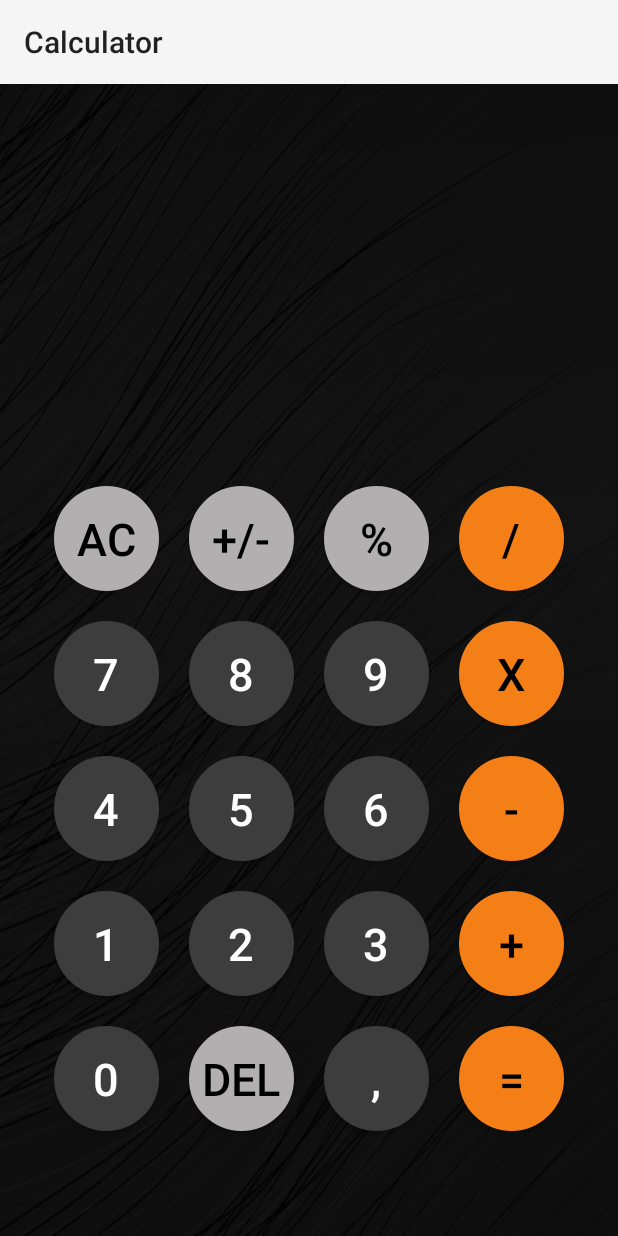
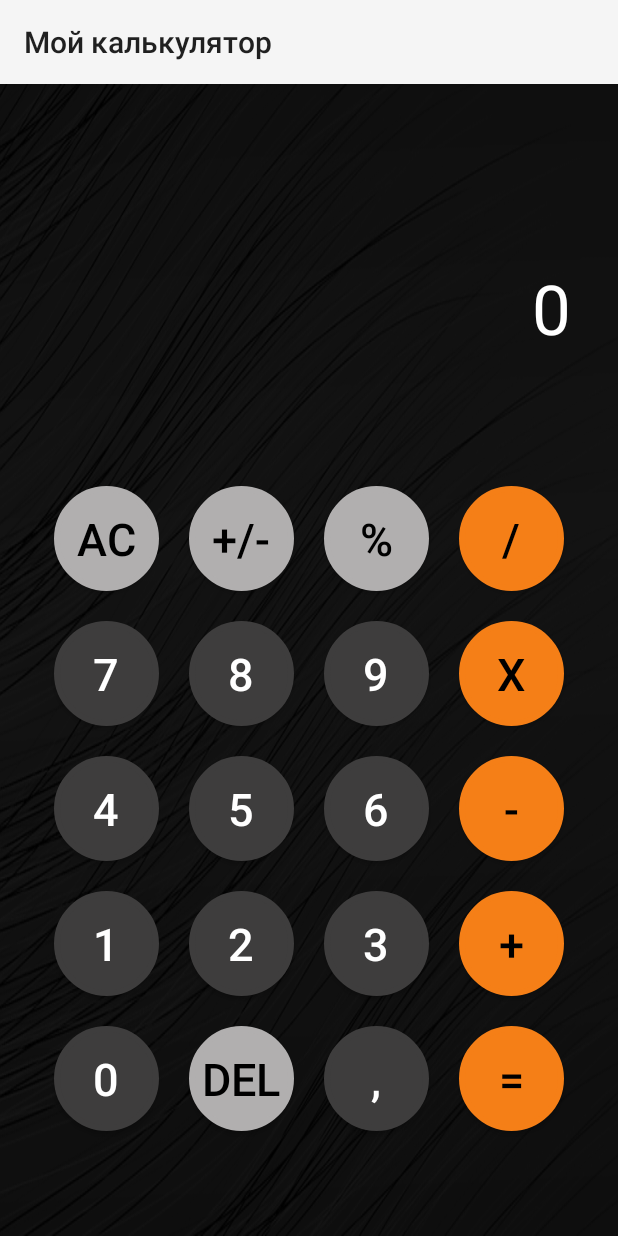
Before and after one commit to KGregoriy/Android, an Android app: the screen it shows after launch (MainActivity), on a phone screen of 412 x 824 dp. Run offline under Robolectric (Android 15) with nearby library versions, the phone set to English and light mode, and no system bars.

Commit message:
Добавил text view для вывода результата. Добавил строки в ресурсы

```diff
--- a/Project Calculator/app/src/main/res/layout/activity_main.xml
+++ b/Project Calculator/app/src/main/res/layout/activity_main.xml
@@ -17,7 +17,7 @@
         android:layout_marginBottom="10dp"
         android:background="@drawable/button_oval"
         android:textColor="@color/white"
-        android:text="@string/_9"
+        android:text="@string/_Button9"
         android:textColorHighlight="@color/white"
         app:layout_constraintBottom_toTopOf="@+id/button_6"
         app:layout_constraintEnd_toStartOf="@+id/button_mul"
@@ -32,7 +32,7 @@
         android:layout_marginEnd="50dp"
         android:layout_marginBottom="10dp"
         android:background="@drawable/button_oval_orange"
-        android:text="/"
+        android:text="@string/_ButtonDiv"
         android:textColor="@color/black"
         app:layout_constraintBottom_toTopOf="@+id/button_mul"
         app:layout_constraintEnd_toEndOf="parent"
@@ -47,7 +47,7 @@
         android:layout_marginEnd="10dp"
         android:layout_marginBottom="10dp"
         android:background="@drawable/button_oval"
-        android:text="4"
+        android:text="@string/_Button4"
         android:textColor="@color/white"
         app:layout_constraintBottom_toTopOf="@+id/button_1"
         app:layout_constraintEnd_toStartOf="@+id/button_5"
@@ -62,7 +62,7 @@
         android:layout_marginEnd="10dp"
         android:layout_marginBottom="10dp"
         android:background="@drawable/button_oval"
-        android:text="5"
+        android:text="@string/_Button5"
         android:textColor="@color/white"
         app:layout_constraintBottom_toTopOf="@+id/button_2"
         app:layout_constraintEnd_toStartOf="@+id/button_6"
@@ -77,7 +77,7 @@
         android:layout_marginEnd="10dp"
         android:layout_marginBottom="10dp"
         android:background="@drawable/button_oval"
-        android:text="2"
+        android:text="@string/_Button2"
         android:textColor="@color/white"
         app:layout_constraintBottom_toTopOf="@+id/button19"
         app:layout_constraintEnd_toStartOf="@+id/button_3"
@@ -92,7 +92,7 @@
         android:layout_marginEnd="10dp"
         android:layout_marginBottom="10dp"
         android:background="@drawable/button_oval_grey"
-        android:text="%"
+        android:text="@string/_ButtonPercent"
         android:textColor="@color/black"
         app:layout_constraintBottom_toTopOf="@+id/button_9"
         app:layout_constraintEnd_toStartOf="@+id/button_div"
@@ -108,7 +108,7 @@
         android:layout_marginBottom="10dp"
         android:layout_weight="1"
         android:background="@drawable/button_oval_grey"
-        android:text="AC"
+        android:text="@string/_ButtonAC"
         android:textColor="@color/black"
         app:layout_constraintBottom_toTopOf="@+id/button_7"
         app:layout_constraintEnd_toStartOf="@+id/button_plus_minus"
@@ -123,7 +123,7 @@
         android:layout_marginEnd="50dp"
         android:layout_marginBottom="10dp"
         android:background="@drawable/button_oval_orange"
-        android:text="x"
+        android:text="@string/_ButtonX"
         android:textColor="@color/black"
         app:layout_constraintBottom_toTopOf="@+id/button_minus"
         app:layout_constraintEnd_toEndOf="parent"
@@ -138,7 +138,7 @@
         android:layout_marginEnd="10dp"
         android:layout_marginBottom="10dp"
         android:background="@drawable/button_oval"
-        android:text="7"
+        android:text="@string/_Button7"
         android:textColor="@color/white"
         app:layout_constraintBottom_toTopOf="@+id/button_4"
         app:layout_constraintEnd_toStartOf="@+id/button_8"
@@ -153,7 +153,7 @@
         android:layout_marginEnd="10dp"
         android:layout_marginBottom="100dp"
         android:background="@drawable/button_oval"
-        android:text="0"
+        android:text="@string/_Button0"
         android:textColor="@color/white"
         app:layout_constraintBottom_toBottomOf="parent"
         app:layout_constraintEnd_toStartOf="@+id/button19"
@@ -168,7 +168,7 @@
         android:layout_marginEnd="10dp"
         android:layout_marginBottom="10dp"
         android:background="@drawable/button_oval"
-        android:text="3"
+        android:text="@string/_Button3"
         android:textColor="@color/white"
         app:layout_constraintBottom_toTopOf="@+id/button_dot"
         app:layout_constraintEnd_toStartOf="@+id/button_plus"
@@ -183,7 +183,7 @@
         android:layout_marginEnd="10dp"
         android:layout_marginBottom="10dp"
         android:background="@drawable/button_oval_grey"
-        android:text="+/-"
+        android:text="@string/_ButtonPlusMinus"
         android:textColor="@color/black"
         app:layout_constraintBottom_toTopOf="@+id/button_8"
         app:layout_constraintEnd_toStartOf="@+id/button_percent"
@@ -198,7 +198,7 @@
         android:layout_marginEnd="10dp"
         android:layout_marginBottom="100dp"
         android:background="@drawable/button_oval"
-        android:text=","
+        android:text="@string/_ButtonDot"
         android:textColor="@color/white"
         app:layout_constraintBottom_toBottomOf="parent"
         app:layout_constraintEnd_toStartOf="@+id/button_equally"
@@ -213,7 +213,7 @@
         android:layout_marginEnd="10dp"
         android:layout_marginBottom="10dp"
         android:background="@drawable/button_oval"
-        android:text="8"
+        android:text="@string/_Button8"
         android:textColor="@color/white"
         app:layout_constraintBottom_toTopOf="@+id/button_5"
         app:layout_constraintEnd_toStartOf="@+id/button_9"
@@ -228,7 +228,7 @@
         android:layout_marginEnd="50dp"
         android:layout_marginBottom="10dp"
         android:background="@drawable/button_oval_orange"
-        android:text="-"
+        android:text="@string/_ButtonMinus"
         android:textColor="@color/black"
         app:layout_constraintBottom_toTopOf="@+id/button_plus"
         app:layout_constraintEnd_toEndOf="parent"
@@ -243,7 +243,7 @@
         android:layout_marginEnd="10dp"
         android:layout_marginBottom="100dp"
         android:background="@drawable/button_oval_grey"
-        android:text="Del"
+        android:text="@string/_ButtoDdel"
         android:textColor="@color/black"
         app:layout_constraintBottom_toBottomOf="parent"
         app:layout_constraintEnd_toStartOf="@+id/button_dot"
@@ -258,7 +258,7 @@
         android:layout_marginEnd="50dp"
         android:layout_marginBottom="10dp"
         android:background="@drawable/button_oval_orange"
-        android:text="+"
+        android:text="@string/_ButtonPlus"
         android:textColor="@color/black"
         app:layout_constraintBottom_toTopOf="@+id/button_equally"
         app:layout_constraintEnd_toEndOf="parent"
@@ -273,7 +273,7 @@
         android:layout_marginEnd="50dp"
         android:layout_marginBottom="100dp"
         android:background="@drawable/button_oval_orange"
-        android:text="="
+        android:text="@string/_ButtonEqualls"
         android:textColor="@color/black"
         app:layout_constraintBottom_toBottomOf="parent"
         app:layout_constraintEnd_toEndOf="parent"
@@ -288,7 +288,7 @@
         android:layout_marginEnd="10dp"
         android:layout_marginBottom="10dp"
         android:background="@drawable/button_oval"
-        android:text="6"
+        android:text="@string/_Button6"
         android:textColor="@color/white"
         app:layout_constraintBottom_toTopOf="@+id/button_3"
         app:layout_constraintEnd_toStartOf="@+id/button_minus"
@@ -303,11 +303,28 @@
         android:layout_marginEnd="10dp"
         android:layout_marginBottom="10dp"
         android:background="@drawable/button_oval"
-        android:text="1"
+        android:text="@string/_Button1"
         android:textColor="@color/white"
         app:layout_constraintBottom_toTopOf="@+id/button_0"
         app:layout_constraintEnd_toStartOf="@+id/button_2"
         app:layout_constraintStart_toStartOf="parent"
         app:layout_constraintTop_toBottomOf="@+id/button_4" />
 
+    <TextView
+        android:id="@+id/textView"
+        android:layout_width="349dp"
+        android:layout_height="116dp"
+        android:layout_marginStart="50dp"
+        android:layout_marginTop="80dp"
+        android:layout_marginEnd="50dp"
+        android:layout_marginBottom="550dp"
+        android:gravity="end|center"
+        android:textSize="46dp"
+        android:textColor="@color/white"
+        android:text="@string/_rezult"
+        app:layout_constraintBottom_toBottomOf="parent"
+        app:layout_constraintEnd_toEndOf="parent"
+        app:layout_constraintStart_toStartOf="parent"
+        app:layout_constraintTop_toTopOf="parent" />
+
 </androidx.constraintlayout.widget.ConstraintLayout>
--- a/Project Calculator/app/src/main/res/values/strings.xml
+++ b/Project Calculator/app/src/main/res/values/strings.xml
@@ -1,4 +1,24 @@
 <resources>
-    <string name="app_name">Calculator</string>
-    <string name="_9">9</string>
+    <string name="app_name">Мой калькулятор</string>
+    <string name="_rezult">0</string>
+    <string name="_Button1">1</string>
+    <string name="_Button6">6</string>
+    <string name="_ButtonEqualls">=</string>
+    <string name="_ButtonPlus">+</string>
+    <string name="_ButtoDdel">Del</string>
+    <string name="_ButtonMinus">-</string>
+    <string name="_Button8">8</string>
+    <string name="_ButtonDot">,</string>
+    <string name="_ButtonPlusMinus">+/-</string>
+    <string name="_Button3">3</string>
+    <string name="_Button0">0</string>
+    <string name="_Button7">7</string>
+    <string name="_ButtonX">x</string>
+    <string name="_ButtonAC">AC</string>
+    <string name="_ButtonPercent">%</string>
+    <string name="_Button2">2</string>
+    <string name="_Button5">5</string>
+    <string name="_Button4">4</string>
+    <string name="_ButtonDiv">/</string>
+    <string name="_Button9">9</string>
 </resources>
```
